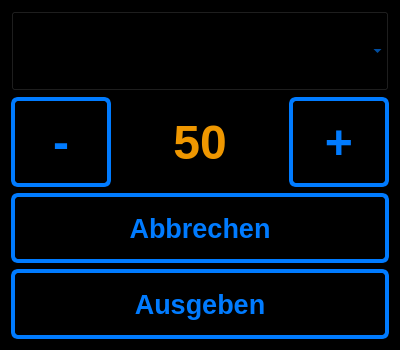
The window that ui_elements/bonusingredient.ui (AndreWohnsland/CocktailBerry) describes before a commit, drawn with Qt 5.
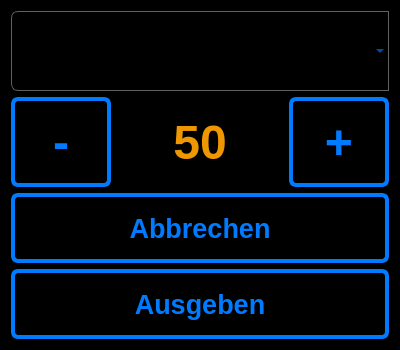
The same window after the commit.

Diff of the .ui file:
```diff
--- a/ui_elements/bonusingredient.ui
+++ b/ui_elements/bonusingredient.ui
@@ -30,7 +30,6 @@
 {
 	color: rgb(0, 123, 255);	
 	background-color: rgb(0, 0, 0);
-
 }
 
 QPushButton {
@@ -53,6 +52,22 @@
 
 #LAmount{
 	color: rgb(239, 151, 0);
+}
+
+QComboBox {
+	color: rgb(0, 123, 255);	
+    border: 1px solid  rgb(97, 97, 97);
+    border-top-left-radius: 7px;
+    border-bottom-left-radius: 7px;
+    padding: 1px 18px 1px 5px;
+    min-width: 6em;
+}
+
+QComboBox:on { /* shift the text when the popup opens */
+    border: 1px solid  rgb(97, 97, 97);
+    border-top-left-radius: 7px;
+    border-bottom-left-radius: 0px;
+	color: rgb(239, 151, 0);
 }</string>
   </property>
   <property name="modal">
```
Left out of the diff: 2 changed lines with no effect on the pictures.
